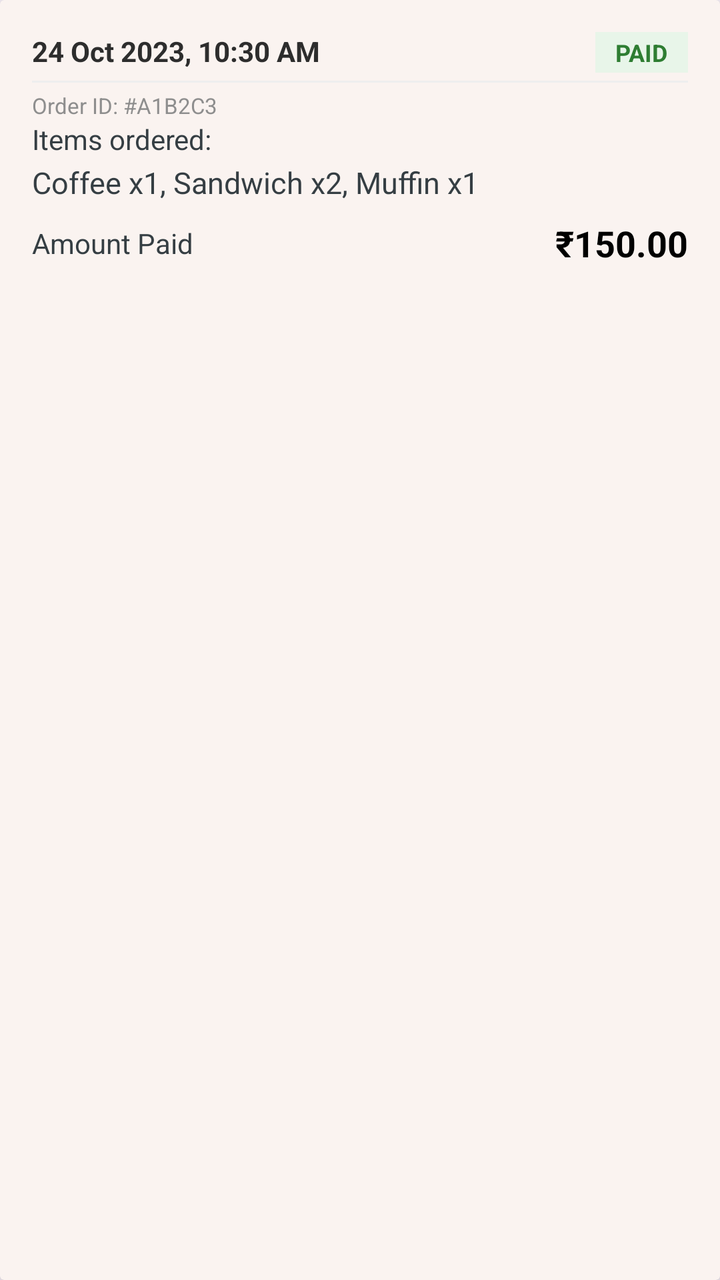
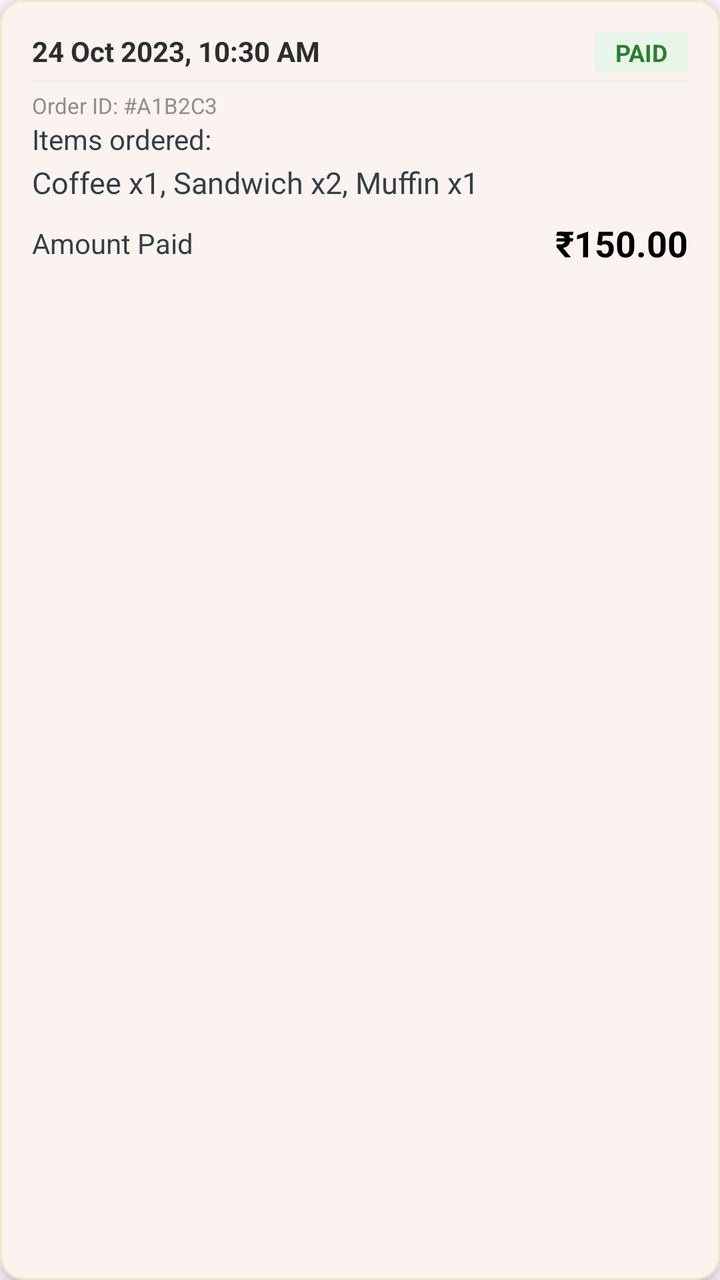

Two renders of the same Android screen: before a commit and after it. Below are the layout's source before the change and the commit's diff.
<!-- AndroidManifest.xml: application theme Theme.Cafeteria -->
<!-- res/layout/user_history.xml -->
<?xml version="1.0" encoding="utf-8"?>
<androidx.cardview.widget.CardView xmlns:android="http://schemas.android.com/apk/res/android"
    android:layout_width="match_parent"
    android:layout_height="wrap_content"
    xmlns:app="http://schemas.android.com/apk/res-auto"
    app:cardElevation="4dp"
    app:cardBackgroundColor="#FAF3F0"
    >

    <LinearLayout
        android:layout_width="match_parent"
        android:layout_height="wrap_content"
        android:orientation="vertical"
        android:padding="16dp">

        <LinearLayout
            android:layout_width="match_parent"
            android:layout_height="wrap_content"
            android:orientation="horizontal"
            android:layout_marginBottom="4dp">

            <TextView
                android:id="@+id/orderDate"
                android:layout_width="wrap_content"
                android:layout_height="wrap_content"
                android:text="24 Oct 2023, 10:30 AM"
                android:textColor="#2D2D2D"
                android:layout_weight="1"
                android:textSize="14sp"
                android:textStyle="bold" />


            <TextView
                android:id="@+id/orderStatus"
                android:layout_width="wrap_content"
                android:layout_height="wrap_content"
                android:background="#E8F5E9"
                android:paddingHorizontal="10dp"
                android:paddingVertical="2dp"
                android:text="PAID"
                android:textColor="#2E7D32"
                android:textSize="12sp"
                android:textStyle="bold" />
        </LinearLayout>

        <View
            android:layout_width="match_parent"
            android:layout_height="1dp"
            android:layout_marginBottom="4dp"
            android:background="#EEEEEE" />

        <TextView
            android:id="@+id/orderID"
            android:layout_width="wrap_content"
            android:layout_height="wrap_content"
            android:text="Order ID: #A1B2C3"
            android:textColor="#8E8E8E"
            android:textSize="11sp" />

        <TextView
            android:layout_width="wrap_content"
            android:layout_height="wrap_content"
            android:text="Items ordered:"
            android:textColor="@color/metalgray"
            android:textSize="14sp" />

        <TextView
            android:id="@+id/itemsOrdered"
            android:layout_width="match_parent"
            android:layout_height="wrap_content"
            android:layout_marginTop="2dp"
            android:text="Coffee x1, Sandwich x2, Muffin x1"
            android:textColor="@color/metalgray"
            android:textSize="15sp" />

        <LinearLayout
            android:layout_width="match_parent"
            android:layout_height="wrap_content"
            android:layout_marginTop="8dp"
            android:gravity="center_vertical"
            android:orientation="horizontal">

            <TextView
                android:layout_width="wrap_content"
                android:layout_height="wrap_content"
                android:layout_weight="1"
                android:text="Amount Paid"
                android:textColor="@color/metalgray"
                android:textSize="14sp" />

            <TextView
                android:id="@+id/orderTotal"
                android:layout_width="wrap_content"
                android:layout_height="wrap_content"
                android:text="₹150.00"
                android:textColor="#000000"
                android:textSize="18sp"
                android:textStyle="bold" />
        </LinearLayout>

    </LinearLayout>

</androidx.cardview.widget.CardView>
<!-- resources referenced by this layout -->
<resources>
  <color name="metalgray">#353E43</color>
  <style name="Theme.Cafeteria" parent="Base.Theme.Cafeteria" />
  <style name="Base.Theme.Cafeteria" parent="Theme.Material3.Light.NoActionBar">
          
          
      </style>
</resources>

<!-- the commit's change to res/layout/user_history.xml (unified diff, before → after) -->
@@ -1,10 +1,13 @@
 <?xml version="1.0" encoding="utf-8"?>
-<androidx.cardview.widget.CardView xmlns:android="http://schemas.android.com/apk/res/android"
+<com.google.android.material.card.MaterialCardView xmlns:android="http://schemas.android.com/apk/res/android"
     android:layout_width="match_parent"
     android:layout_height="wrap_content"
     xmlns:app="http://schemas.android.com/apk/res-auto"
     app:cardElevation="4dp"
+    android:layout_marginBottom="4dp"
     app:cardBackgroundColor="#FAF3F0"
+    app:strokeColor="@color/beige"
+    app:strokeWidth="1dp"
     >
 
     <LinearLayout
@@ -100,4 +103,4 @@
 
     </LinearLayout>
 
-</androidx.cardview.widget.CardView>
+</com.google.android.material.card.MaterialCardView>
<!-- resource entries referenced after the edit -->
@@ -1,5 +1,6 @@
 <!-- resources referenced by this layout -->
 <resources>
+  <color name="beige">#EDE8D0</color>
   <color name="metalgray">#353E43</color>
   <style name="Theme.Cafeteria" parent="Base.Theme.Cafeteria" />
   <style name="Base.Theme.Cafeteria" parent="Theme.Material3.Light.NoActionBar">
